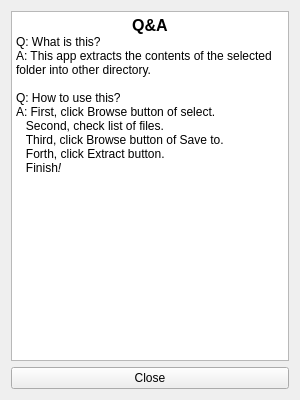
This is help.ui in Lyuhitto/extracting_files_from_dir as Qt 5 draws it before an edit. The edited form follows.
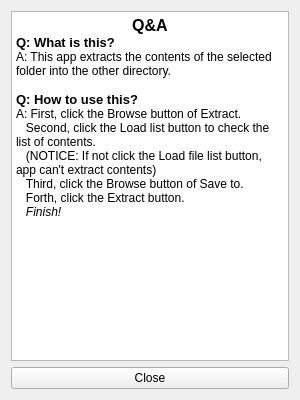
This is the edited form.

Commit message:
Revise button name and help
Revise button name and help.

Diff of the .ui file:
```diff
--- a/help.ui
+++ b/help.ui
@@ -24,15 +24,16 @@
 p, li { white-space: pre-wrap; }
 &lt;/style&gt;&lt;/head&gt;&lt;body style=&quot; font-family:'Gulim'; font-size:9pt; font-weight:400; font-style:normal;&quot;&gt;
 &lt;p align=&quot;center&quot; style=&quot; margin-top:0px; margin-bottom:0px; margin-left:0px; margin-right:0px; -qt-block-indent:0; text-indent:0px;&quot;&gt;&lt;span style=&quot; font-size:12pt; font-weight:600;&quot;&gt;Q&amp;amp;A&lt;/span&gt;&lt;/p&gt;
-&lt;p style=&quot; margin-top:0px; margin-bottom:0px; margin-left:0px; margin-right:0px; -qt-block-indent:0; text-indent:0px;&quot;&gt;Q: What is this?&lt;/p&gt;
-&lt;p style=&quot; margin-top:0px; margin-bottom:0px; margin-left:0px; margin-right:0px; -qt-block-indent:0; text-indent:0px;&quot;&gt;A: This app extracts the contents of the selected folder into other directory. &lt;/p&gt;
+&lt;p style=&quot; margin-top:0px; margin-bottom:0px; margin-left:0px; margin-right:0px; -qt-block-indent:0; text-indent:0px;&quot;&gt;&lt;span style=&quot; font-size:10pt; font-weight:600;&quot;&gt;Q: What is this?&lt;/span&gt;&lt;/p&gt;
+&lt;p style=&quot; margin-top:0px; margin-bottom:0px; margin-left:0px; margin-right:0px; -qt-block-indent:0; text-indent:0px;&quot;&gt;A: This app extracts the contents of the selected folder into the other directory. &lt;/p&gt;
 &lt;p style=&quot;-qt-paragraph-type:empty; margin-top:0px; margin-bottom:0px; margin-left:0px; margin-right:0px; -qt-block-indent:0; text-indent:0px;&quot;&gt;&lt;br /&gt;&lt;/p&gt;
-&lt;p style=&quot; margin-top:0px; margin-bottom:0px; margin-left:0px; margin-right:0px; -qt-block-indent:0; text-indent:0px;&quot;&gt;Q: How to use this?&lt;/p&gt;
-&lt;p style=&quot; margin-top:0px; margin-bottom:0px; margin-left:0px; margin-right:0px; -qt-block-indent:0; text-indent:0px;&quot;&gt;A: First, click Browse button of select.&lt;/p&gt;
-&lt;p style=&quot; margin-top:0px; margin-bottom:0px; margin-left:0px; margin-right:0px; -qt-block-indent:0; text-indent:0px;&quot;&gt;   Second, check list of files.&lt;/p&gt;
-&lt;p style=&quot; margin-top:0px; margin-bottom:0px; margin-left:0px; margin-right:0px; -qt-block-indent:0; text-indent:0px;&quot;&gt;   Third, click Browse button of Save to.&lt;/p&gt;
-&lt;p style=&quot; margin-top:0px; margin-bottom:0px; margin-left:0px; margin-right:0px; -qt-block-indent:0; text-indent:0px;&quot;&gt;   Forth, click Extract button.&lt;/p&gt;
-&lt;p style=&quot; margin-top:0px; margin-bottom:0px; margin-left:0px; margin-right:0px; -qt-block-indent:0; text-indent:0px;&quot;&gt;   Finish&lt;span style=&quot; font-style:italic;&quot;&gt;!&lt;/span&gt;&lt;/p&gt;&lt;/body&gt;&lt;/html&gt;</string>
+&lt;p style=&quot; margin-top:0px; margin-bottom:0px; margin-left:0px; margin-right:0px; -qt-block-indent:0; text-indent:0px;&quot;&gt;&lt;span style=&quot; font-size:10pt; font-weight:600;&quot;&gt;Q: How to use this?&lt;/span&gt;&lt;/p&gt;
+&lt;p style=&quot; margin-top:0px; margin-bottom:0px; margin-left:0px; margin-right:0px; -qt-block-indent:0; text-indent:0px;&quot;&gt;A: First, click the Browse button of Extract.&lt;/p&gt;
+&lt;p style=&quot; margin-top:0px; margin-bottom:0px; margin-left:0px; margin-right:0px; -qt-block-indent:0; text-indent:0px;&quot;&gt;   Second, click the Load list button to check the list of contents.&lt;/p&gt;
+&lt;p style=&quot; margin-top:0px; margin-bottom:0px; margin-left:0px; margin-right:0px; -qt-block-indent:0; text-indent:0px;&quot;&gt;   (NOTICE: If not click the Load file list button, app can't extract contents)&lt;/p&gt;
+&lt;p style=&quot; margin-top:0px; margin-bottom:0px; margin-left:0px; margin-right:0px; -qt-block-indent:0; text-indent:0px;&quot;&gt;   Third, click the Browse button of Save to.&lt;/p&gt;
+&lt;p style=&quot; margin-top:0px; margin-bottom:0px; margin-left:0px; margin-right:0px; -qt-block-indent:0; text-indent:0px;&quot;&gt;   Forth, click the Extract button.&lt;/p&gt;
+&lt;p style=&quot; margin-top:0px; margin-bottom:0px; margin-left:0px; margin-right:0px; -qt-block-indent:0; text-indent:0px;&quot;&gt;&lt;span style=&quot; font-style:italic;&quot;&gt;   Finish!&lt;/span&gt;&lt;/p&gt;&lt;/body&gt;&lt;/html&gt;</string>
        </property>
       </widget>
      </item>
```
The commit also changes 1 other file.
